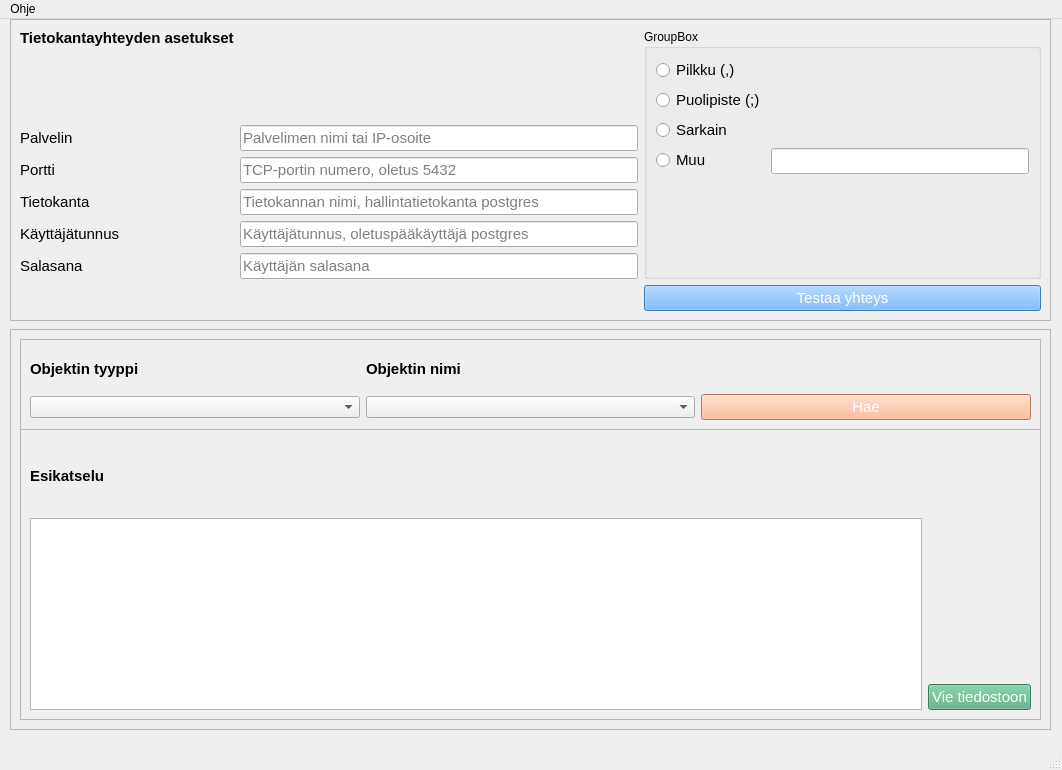
Qt form exportTool.ui (VilleSysinoro/PGViewExportTool) before a commit.
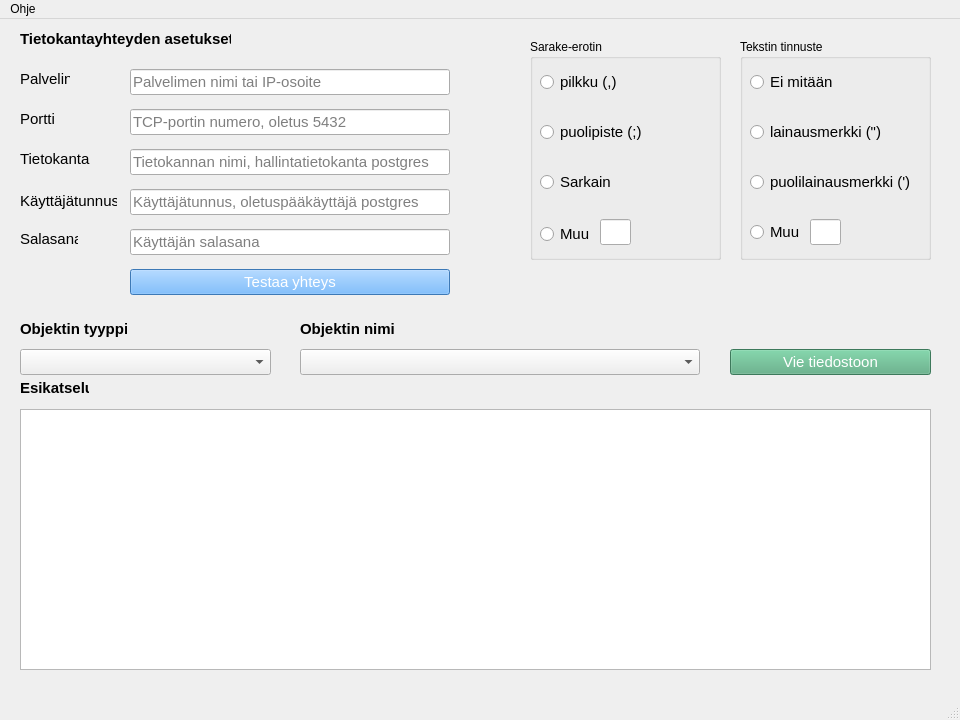
The same form after that commit.

The edit to the form file:
```diff
--- a/exportTool.ui
+++ b/exportTool.ui
@@ -6,8 +6,8 @@
    <rect>
     <x>0</x>
     <y>0</y>
-    <width>1062</width>
-    <height>770</height>
+    <width>960</width>
+    <height>720</height>
    </rect>
   </property>
   <property name="sizePolicy">
@@ -20,66 +20,63 @@
    <string>MainWindow</string>
   </property>
   <widget class="QWidget" name="centralwidget">
-   <widget class="QFrame" name="dbSettingsFrame">
-    <property name="geometry">
-     <rect>
-      <x>10</x>
-      <y>0</y>
-      <width>1041</width>
-      <height>302</height>
-     </rect>
-    </property>
-    <property name="frameShape">
-     <enum>QFrame::Shape::StyledPanel</enum>
-    </property>
-    <property name="frameShadow">
-     <enum>QFrame::Shadow::Sunken</enum>
-    </property>
-    <layout class="QGridLayout" name="gridLayout">
-     <item row="8" column="2">
-      <widget class="QLineEdit" name="databaseLineEdit">
-       <property name="font">
-        <font>
-         <pointsize>11</pointsize>
-        </font>
-       </property>
-       <property name="placeholderText">
-        <string>Tietokannan nimi, hallintatietokanta postgres</string>
-       </property>
-      </widget>
-     </item>
-     <item row="2" column="4" rowspan="9">
       <widget class="QGroupBox" name="groupBox">
+    <property name="geometry">
+     <rect>
+      <x>530</x>
+      <y>20</y>
+      <width>191</width>
+      <height>221</height>
+     </rect>
+    </property>
        <property name="title">
-        <string>GroupBox</string>
-       </property>
-       <layout class="QFormLayout" name="formLayout">
-        <item row="0" column="0">
+     <string>Sarake-erotin</string>
+    </property>
          <widget class="QRadioButton" name="radioButton">
+     <property name="geometry">
+      <rect>
+       <x>10</x>
+       <y>30</y>
+       <width>82</width>
+       <height>26</height>
+      </rect>
+     </property>
           <property name="font">
            <font>
             <pointsize>11</pointsize>
            </font>
           </property>
           <property name="text">
-           <string>Pilkku (,)</string>
-          </property>
-         </widget>
-        </item>
-        <item row="1" column="0">
+      <string>pilkku (,)</string>
+     </property>
+    </widget>
          <widget class="QRadioButton" name="radioButton_2">
+     <property name="geometry">
+      <rect>
+       <x>10</x>
+       <y>80</y>
+       <width>109</width>
+       <height>26</height>
+      </rect>
+     </property>
           <property name="font">
            <font>
             <pointsize>11</pointsize>
            </font>
           </property>
           <property name="text">
-           <string>Puolipiste (;)</string>
-          </property>
-         </widget>
-        </item>
-        <item row="2" column="0">
+      <string>puolipiste (;)</string>
+     </property>
+    </widget>
          <widget class="QRadioButton" name="radioButton_3">
+     <property name="geometry">
+      <rect>
+       <x>10</x>
+       <y>130</y>
+       <width>74</width>
+       <height>26</height>
+      </rect>
+     </property>
           <property name="font">
            <font>
             <pointsize>11</pointsize>
@@ -89,9 +86,15 @@
            <string>Sarkain</string>
           </property>
          </widget>
-        </item>
-        <item row="3" column="0">
          <widget class="QRadioButton" name="radioButton_4">
+     <property name="geometry">
+      <rect>
+       <x>10</x>
+       <y>182</y>
+       <width>55</width>
+       <height>26</height>
+      </rect>
+     </property>
           <property name="font">
            <font>
             <pointsize>11</pointsize>
@@ -101,94 +104,31 @@
            <string>Muu</string>
           </property>
          </widget>
-        </item>
-        <item row="3" column="1">
          <widget class="QLineEdit" name="lineEdit">
-          <property name="font">
-           <font>
-            <pointsize>11</pointsize>
-           </font>
-          </property>
-         </widget>
-        </item>
-       </layout>
-      </widget>
-     </item>
-     <item row="7" column="1">
-      <widget class="QLabel" name="portLabel">
+     <property name="geometry">
+      <rect>
+       <x>70</x>
+       <y>180</y>
+       <width>31</width>
+       <height>26</height>
+      </rect>
+     </property>
        <property name="font">
         <font>
          <pointsize>11</pointsize>
         </font>
        </property>
-       <property name="text">
-        <string>Portti</string>
-       </property>
-      </widget>
-     </item>
-     <item row="6" column="1">
-      <widget class="QLabel" name="serverLabel">
-       <property name="font">
-        <font>
-         <pointsize>11</pointsize>
-        </font>
-       </property>
-       <property name="text">
-        <string>Palvelin</string>
-       </property>
-      </widget>
-     </item>
-     <item row="8" column="1">
-      <widget class="QLabel" name="databaseLabel">
-       <property name="font">
-        <font>
-         <pointsize>11</pointsize>
-        </font>
-       </property>
-       <property name="text">
-        <string>Tietokanta</string>
-       </property>
-      </widget>
-     </item>
-     <item row="2" column="1">
-      <widget class="QLabel" name="dbSettingsLabel">
-       <property name="font">
-        <font>
-         <pointsize>11</pointsize>
-         <bold>true</bold>
-        </font>
-       </property>
-       <property name="text">
-        <string>Tietokantayhteyden asetukset</string>
-       </property>
-      </widget>
-     </item>
-     <item row="9" column="1">
-      <widget class="QLabel" name="userNameLabel">
-       <property name="font">
-        <font>
-         <pointsize>11</pointsize>
-        </font>
-       </property>
-       <property name="text">
-        <string>Käyttäjätunnus</string>
-       </property>
-      </widget>
-     </item>
-     <item row="10" column="1">
-      <widget class="QLabel" name="passwordLabel">
-       <property name="font">
-        <font>
-         <pointsize>11</pointsize>
-        </font>
-       </property>
-       <property name="text">
-        <string>Salasana</string>
-       </property>
-      </widget>
-     </item>
-     <item row="11" column="4">
+    </widget>
+   </widget>
       <widget class="QPushButton" name="testConnectionPushButton">
+    <property name="geometry">
+     <rect>
+      <x>130</x>
+      <y>250</y>
+      <width>320</width>
+      <height>26</height>
+     </rect>
+    </property>
        <property name="font">
         <font>
          <pointsize>11</pointsize>
@@ -202,9 +142,15 @@
         <string>Testaa yhteys</string>
        </property>
       </widget>
-     </item>
-     <item row="6" column="2">
       <widget class="QLineEdit" name="serverLineEdit">
+    <property name="geometry">
+     <rect>
+      <x>130</x>
+      <y>50</y>
+      <width>320</width>
+      <height>26</height>
+     </rect>
+    </property>
        <property name="font">
         <font>
          <pointsize>11</pointsize>
@@ -214,21 +160,15 @@
         <string>Palvelimen nimi tai IP-osoite</string>
        </property>
       </widget>
-     </item>
-     <item row="9" column="2">
-      <widget class="QLineEdit" name="userNameLineEdit">
-       <property name="font">
-        <font>
-         <pointsize>11</pointsize>
-        </font>
-       </property>
-       <property name="placeholderText">
-        <string>Käyttäjätunnus, oletuspääkäyttäjä postgres</string>
-       </property>
-      </widget>
-     </item>
-     <item row="7" column="2">
       <widget class="QLineEdit" name="portLineEdit">
+    <property name="geometry">
+     <rect>
+      <x>130</x>
+      <y>90</y>
+      <width>320</width>
+      <height>26</height>
+     </rect>
+    </property>
        <property name="font">
         <font>
          <pointsize>11</pointsize>
@@ -238,9 +178,51 @@
         <string>TCP-portin numero, oletus 5432</string>
        </property>
       </widget>
-     </item>
-     <item row="10" column="2">
+   <widget class="QLineEdit" name="databaseLineEdit">
+    <property name="geometry">
+     <rect>
+      <x>130</x>
+      <y>130</y>
+      <width>320</width>
+      <height>26</height>
+     </rect>
+    </property>
+    <property name="font">
+     <font>
+      <pointsize>11</pointsize>
+     </font>
+    </property>
+    <property name="placeholderText">
+     <string>Tietokannan nimi, hallintatietokanta postgres</string>
+    </property>
+   </widget>
+   <widget class="QLineEdit" name="userNameLineEdit">
+    <property name="geometry">
+     <rect>
+      <x>130</x>
+      <y>170</y>
+      <width>320</width>
+      <height>26</height>
+     </rect>
+    </property>
+    <property name="font">
+     <font>
+      <pointsize>11</pointsize>
+     </font>
+    </property>
+    <property name="placeholderText">
+     <string>Käyttäjätunnus, oletuspääkäyttäjä postgres</string>
+    </property>
+   </widget>
       <widget class="QLineEdit" name="passwordLineEdit">
+    <property name="geometry">
+     <rect>
+      <x>130</x>
+      <y>210</y>
+      <width>320</width>
+      <height>26</height>
+     </rect>
+    </property>
        <property name="font">
         <font>
          <pointsize>11</pointsize>
@@ -250,42 +232,124 @@
         <string>Käyttäjän salasana</string>
        </property>
       </widget>
-     </item>
-    </layout>
-   </widget>
-   <widget class="QFrame" name="objectFrame">
+   <widget class="QLabel" name="passwordLabel">
     <property name="geometry">
      <rect>
-      <x>10</x>
-      <y>310</y>
-      <width>1041</width>
-      <height>401</height>
+      <x>20</x>
+      <y>210</y>
+      <width>58</width>
+      <height>20</height>
      </rect>
     </property>
-    <property name="frameShape">
-     <enum>QFrame::Shape::StyledPanel</enum>
+    <property name="font">
+     <font>
+      <pointsize>11</pointsize>
+     </font>
     </property>
-    <property name="frameShadow">
-     <enum>QFrame::Shadow::Sunken</enum>
+    <property name="text">
+     <string>Salasana</string>
     </property>
-    <widget class="QFrame" name="objectSearchFrame">
+   </widget>
+   <widget class="QLabel" name="dbSettingsLabel">
      <property name="geometry">
       <rect>
-       <x>10</x>
+      <x>20</x>
        <y>10</y>
-       <width>1021</width>
-       <height>91</height>
-      </rect>
-     </property>
-     <property name="frameShape">
-      <enum>QFrame::Shape::StyledPanel</enum>
-     </property>
-     <property name="frameShadow">
-      <enum>QFrame::Shadow::Raised</enum>
-     </property>
-     <layout class="QGridLayout" name="gridLayout_2">
-      <item row="0" column="0">
+      <width>211</width>
+      <height>20</height>
+     </rect>
+    </property>
+    <property name="font">
+     <font>
+      <pointsize>11</pointsize>
+      <bold>true</bold>
+     </font>
+    </property>
+    <property name="text">
+     <string>Tietokantayhteyden asetukset</string>
+    </property>
+   </widget>
+   <widget class="QLabel" name="userNameLabel">
+    <property name="geometry">
+     <rect>
+      <x>20</x>
+      <y>172</y>
+      <width>97</width>
+      <height>20</height>
+     </rect>
+    </property>
+    <property name="font">
+     <font>
+      <pointsize>11</pointsize>
+     </font>
+    </property>
+    <property name="text">
+     <string>Käyttäjätunnus</string>
+    </property>
+   </widget>
+   <widget class="QLabel" name="serverLabel">
+    <property name="geometry">
+     <rect>
+      <x>20</x>
+      <y>50</y>
+      <width>50</width>
+      <height>20</height>
+     </rect>
+    </property>
+    <property name="font">
+     <font>
+      <pointsize>11</pointsize>
+     </font>
+    </property>
+    <property name="text">
+     <string>Palvelin</string>
+    </property>
+   </widget>
+   <widget class="QLabel" name="portLabel">
+    <property name="geometry">
+     <rect>
+      <x>20</x>
+      <y>90</y>
+      <width>35</width>
+      <height>20</height>
+     </rect>
+    </property>
+    <property name="font">
+     <font>
+      <pointsize>11</pointsize>
+     </font>
+    </property>
+    <property name="text">
+     <string>Portti</string>
+    </property>
+   </widget>
+   <widget class="QLabel" name="databaseLabel">
+    <property name="geometry">
+     <rect>
+      <x>20</x>
+      <y>130</y>
+      <width>70</width>
+      <height>20</height>
+     </rect>
+    </property>
+    <property name="font">
+     <font>
+      <pointsize>11</pointsize>
+     </font>
+    </property>
+    <property name="text">
+     <string>Tietokanta</string>
+    </property>
+   </widget>
        <widget class="QLabel" name="objectTypeLabel">
+    <property name="geometry">
+     <rect>
+      <x>20</x>
+      <y>300</y>
+      <width>107</width>
+      <height>20</height>
+     </rect>
+    </property>
         <property name="font">
          <font>
           <pointsize>11</pointsize>
@@ -296,31 +360,25 @@
          <string>Objektin tyyppi</string>
         </property>
        </widget>
-      </item>
-      <item row="1" column="1">
-       <widget class="QComboBox" name="objectNameComboBox"/>
-      </item>
-      <item row="1" column="0">
-       <widget class="QComboBox" name="objectTypeComboBox"/>
-      </item>
-      <item row="1" column="2">
-       <widget class="QPushButton" name="getDataPushButton">
-        <property name="font">
-         <font>
-          <pointsize>11</pointsize>
-         </font>
-        </property>
-        <property name="styleSheet">
-         <string notr="true">background-color: rgb(255, 170, 127);
-color: rgb(255, 255, 255);</string>
-        </property>
-        <property name="text">
-         <string>Hae</string>
-        </property>
-       </widget>
-      </item>
-      <item row="0" column="1">
+   <widget class="QComboBox" name="objectNameComboBox">
+    <property name="geometry">
+     <rect>
+      <x>300</x>
+      <y>330</y>
+      <width>400</width>
+      <height>26</height>
+     </rect>
+    </property>
+   </widget>
        <widget class="QLabel" name="objectNameLabel">
+    <property name="geometry">
+     <rect>
+      <x>300</x>
+      <y>300</y>
+      <width>94</width>
+      <height>20</height>
+     </rect>
+    </property>
         <property name="font">
          <font>
           <pointsize>11</pointsize>
@@ -331,27 +389,38 @@
          <string>Objektin nimi</string>
         </property>
        </widget>
-      </item>
-     </layout>
-    </widget>
-    <widget class="QFrame" name="objectPreviewFrame">
+   <widget class="QComboBox" name="objectTypeComboBox">
      <property name="geometry">
       <rect>
-       <x>10</x>
-       <y>100</y>
-       <width>1021</width>
-       <height>291</height>
-      </rect>
-     </property>
-     <property name="frameShape">
-      <enum>QFrame::Shape::StyledPanel</enum>
+      <x>20</x>
+      <y>330</y>
+      <width>251</width>
+      <height>26</height>
+     </rect>
+    </property>
+   </widget>
+   <widget class="QTableWidget" name="previewTableWidget">
+    <property name="geometry">
+     <rect>
+      <x>20</x>
+      <y>390</y>
+      <width>911</width>
+      <height>261</height>
+     </rect>
      </property>
      <property name="frameShadow">
-      <enum>QFrame::Shadow::Raised</enum>
-     </property>
-     <layout class="QGridLayout" name="gridLayout_3">
-      <item row="0" column="0">
+     <enum>QFrame::Shadow::Sunken</enum>
+    </property>
+   </widget>
        <widget class="QLabel" name="previewLabel">
+    <property name="geometry">
+     <rect>
+      <x>20</x>
+      <y>359</y>
+      <width>69</width>
+      <height>20</height>
+     </rect>
+    </property>
         <property name="font">
          <font>
           <pointsize>11</pointsize>
@@ -362,16 +431,15 @@
          <string>Esikatselu</string>
         </property>
        </widget>
-      </item>
-      <item row="1" column="0" rowspan="2">
-       <widget class="QTableWidget" name="previewTableWidget">
-        <property name="frameShadow">
-         <enum>QFrame::Shadow::Sunken</enum>
-        </property>
-       </widget>
-      </item>
-      <item row="2" column="1">
        <widget class="QPushButton" name="exportPushButton">
+    <property name="geometry">
+     <rect>
+      <x>730</x>
+      <y>330</y>
+      <width>201</width>
+      <height>26</height>
+     </rect>
+    </property>
         <property name="font">
          <font>
           <pointsize>11</pointsize>
@@ -385,8 +453,104 @@
          <string>Vie tiedostoon</string>
         </property>
        </widget>
-      </item>
-     </layout>
+   <widget class="QGroupBox" name="groupBox_2">
+    <property name="geometry">
+     <rect>
+      <x>740</x>
+      <y>20</y>
+      <width>191</width>
+      <height>221</height>
+     </rect>
+    </property>
+    <property name="title">
+     <string>Tekstin tinnuste</string>
+    </property>
+    <widget class="QRadioButton" name="radioButton_5">
+     <property name="geometry">
+      <rect>
+       <x>10</x>
+       <y>30</y>
+       <width>88</width>
+       <height>26</height>
+      </rect>
+     </property>
+     <property name="font">
+      <font>
+       <pointsize>11</pointsize>
+      </font>
+     </property>
+     <property name="text">
+      <string>Ei mitään</string>
+     </property>
+    </widget>
+    <widget class="QRadioButton" name="radioButton_6">
+     <property name="geometry">
+      <rect>
+       <x>10</x>
+       <y>80</y>
+       <width>136</width>
+       <height>26</height>
+      </rect>
+     </property>
+     <property name="font">
+      <font>
+       <pointsize>11</pointsize>
+      </font>
+     </property>
+     <property name="text">
+      <string>lainausmerkki (&quot;)</string>
+     </property>
+    </widget>
+    <widget class="QRadioButton" name="radioButton_7">
+     <property name="geometry">
+      <rect>
+       <x>10</x>
+       <y>130</y>
+       <width>167</width>
+       <height>26</height>
+      </rect>
+     </property>
+     <property name="font">
+      <font>
+       <pointsize>11</pointsize>
+      </font>
+     </property>
+     <property name="text">
+      <string>puolilainausmerkki (')</string>
+     </property>
+    </widget>
+    <widget class="QRadioButton" name="radioButton_8">
+     <property name="geometry">
+      <rect>
+       <x>10</x>
+       <y>180</y>
+       <width>55</width>
+       <height>26</height>
+      </rect>
+     </property>
+     <property name="font">
+      <font>
+       <pointsize>11</pointsize>
+      </font>
+     </property>
+     <property name="text">
+      <string>Muu</string>
+     </property>
+    </widget>
+    <widget class="QLineEdit" name="lineEdit_2">
+     <property name="geometry">
+      <rect>
+       <x>70</x>
+       <y>180</y>
+       <width>31</width>
+       <height>26</height>
+      </rect>
+     </property>
+     <property name="font">
+      <font>
+       <pointsize>11</pointsize>
+      </font>
+     </property>
     </widget>
    </widget>
   </widget>
@@ -395,7 +559,7 @@
     <rect>
      <x>0</x>
      <y>0</y>
-     <width>1062</width>
+     <width>960</width>
      <height>33</height>
     </rect>
    </property>
```
Left out of the diff: 8 changed lines with no effect on the pictures. Lines whose indentation alone changed are shown as unchanged.
